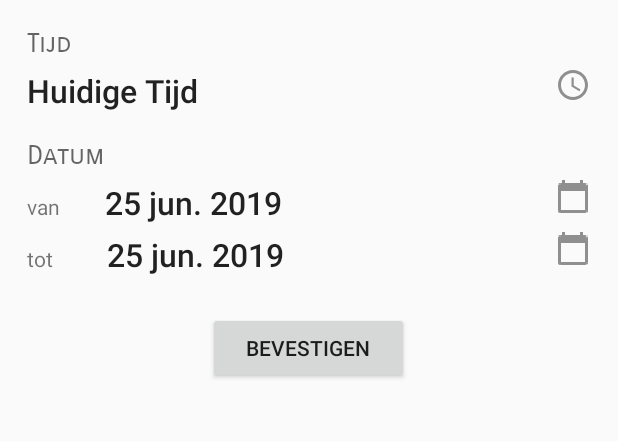
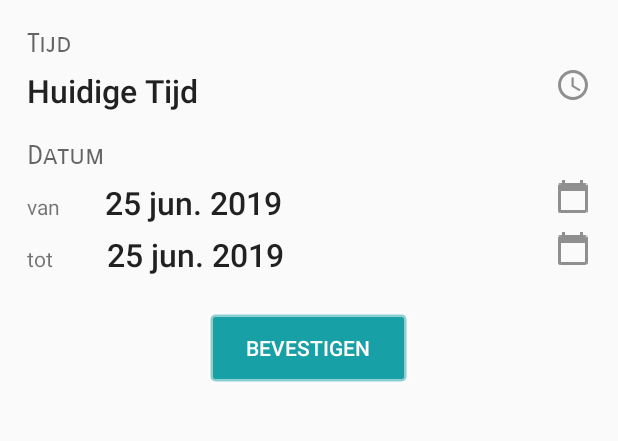
Before and after one commit to nynkevd/IMTPMD, an Android app: the layout activity_pop.xml on its own in the app's theme, with its tools: preview values and no code run, on a phone screen of 412 x 824 dp, the part 262-703 px from its top. Run offline under Robolectric (Android 15) with nearby library versions, the phone set to English and light mode, and no system bars; network calls fail.

Commit message:
XML + Layout changes

```diff
--- a/app/src/main/java/com/example/imtpmd/MedicationAdapter.java
+++ b/app/src/main/java/com/example/imtpmd/MedicationAdapter.java
@@ -73,8 +73,8 @@ public class MedicationAdapter extends RecyclerView.Adapter<MedicationAdapter.My
 
         Calendar currentTime = Calendar.getInstance();
         if(currentTime.getTimeInMillis() > medicationList.get(i).getDate()){
-            myViewHolder.medicationNameView.setTextColor(Color.parseColor("#A61D17"));
-            myViewHolder.timeView.setTextColor(Color.parseColor("#A61D17"));
+            myViewHolder.medicationNameView.setTextColor(Color.parseColor("#0A090C"));
+            myViewHolder.timeView.setTextColor(Color.parseColor("#0A090C"));
         }
 
         if(medicationList.get(i).getChecked()){
--- /dev/null
+++ b/app/src/main/res/drawable/buttons.xml
@@ -0,0 +1,13 @@
+<?xml version="1.0" encoding="utf-8"?>
+<shape xmlns:android="http://schemas.android.com/apk/res/android" >
+    <stroke android:width="3dp"
+        android:color="#80FFFFFF" />
+
+    <corners android:radius="3dp" />
+
+    <gradient android:angle="270"
+        android:centerColor="@color/colorAccent"
+        android:endColor="@color/colorAccent"
+        android:startColor="@color/colorAccent" />
+
+</shape>
--- a/app/src/main/res/layout/activity_main.xml
+++ b/app/src/main/res/layout/activity_main.xml
@@ -34,7 +34,9 @@
         app:layout_constraintBottom_toBottomOf="parent"
         app:layout_constraintEnd_toEndOf="parent"
         app:layout_constraintHorizontal_bias="0.498"
-        app:layout_constraintStart_toStartOf="parent" />
+        app:layout_constraintStart_toStartOf="parent"
+        android:background="@drawable/buttons"
+        android:textColor="@color/colorWHite" />
 
     <ListView
         android:id="@+id/medslistview"
--- a/app/src/main/res/layout/activity_pop.xml
+++ b/app/src/main/res/layout/activity_pop.xml
@@ -208,6 +208,8 @@
         android:layout_below="@+id/dateTV2"
         android:layout_centerHorizontal="true"
         android:layout_marginTop="24dp"
-        android:text="bevestigen" />
+        android:text="bevestigen"
+        android:textColor="@color/colorWHite"
+        android:background="@drawable/buttons" />
 
 </RelativeLayout>
--- a/app/src/main/res/layout/activity_pop_add.xml
+++ b/app/src/main/res/layout/activity_pop_add.xml
@@ -116,7 +116,9 @@
         android:layout_below="@+id/dateTV2"
         android:layout_centerHorizontal="true"
         android:layout_marginTop="24dp"
-        android:text="bevestigen" />
+        android:text="bevestigen"
+        android:background="@drawable/buttons"
+        android:textColor="@color/colorWHite"/>
 
     <AutoCompleteTextView
         android:id="@+id/medNameTV"
--- a/app/src/main/res/layout/dagdeel_home_view.xml
+++ b/app/src/main/res/layout/dagdeel_home_view.xml
@@ -15,6 +15,7 @@
         android:layout_marginEnd="8dp"
         android:text=""
         android:textSize="24sp"
+        android:textColor="#0B0014"
         app:layout_constraintStart_toStartOf="parent"
         app:layout_constraintTop_toTopOf="parent" />
 
--- a/app/src/main/res/values/colors.xml
+++ b/app/src/main/res/values/colors.xml
@@ -2,7 +2,7 @@
 <resources>
     <color name="colorPrimary">#A61D17</color>
     <color name="colorPrimaryDark">#7A0A06</color>
-    <color name="colorAccent">#FFC300</color>
+    <color name="colorAccent">#17a0a6</color>
 
     <color name="colorWHite">#fff</color>
     <color name="colorWHiteTransparent">#80ffffff</color>
```
Also changed, not shown: app/src/main/res/layout/activity_welcome.xml (+9 -7 lines), app/src/main/res/layout/overview_medication_item.xml (+11 -5 lines), app/src/main/res/layout/settings_medication_item.xml (+7 -5 lines).
